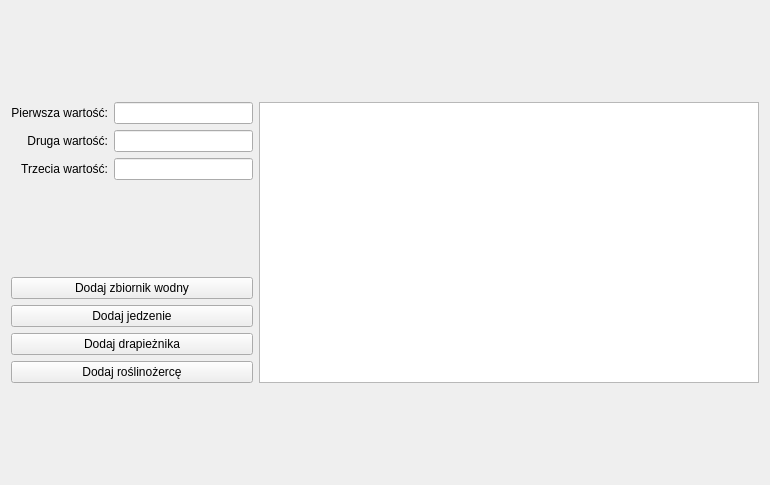
Qt form src/TrueLife/View/paramwidget.ui (ppawel11/True-Life) before a commit.
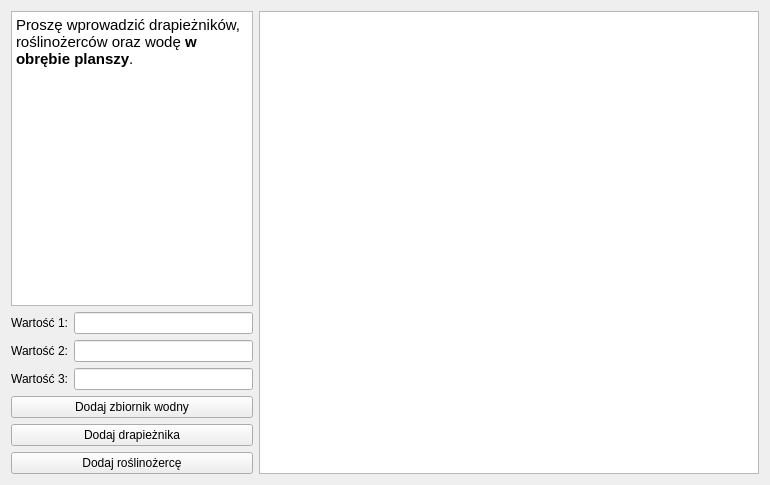
The same form after that commit.

What changed in the file:
```diff
--- a/src/TrueLife/View/paramwidget.ui
+++ b/src/TrueLife/View/paramwidget.ui
@@ -15,11 +15,35 @@
   </property>
   <layout class="QGridLayout" name="gridLayout_2">
    <item row="0" column="0">
+    <widget class="QTextEdit" name="textEdit">
+     <property name="html">
+      <string>&lt;!DOCTYPE HTML PUBLIC &quot;-//W3C//DTD HTML 4.0//EN&quot; &quot;http://www.w3.org/TR/REC-html40/strict.dtd&quot;&gt;
+&lt;html&gt;&lt;head&gt;&lt;meta name=&quot;qrichtext&quot; content=&quot;1&quot; /&gt;&lt;style type=&quot;text/css&quot;&gt;
+p, li { white-space: pre-wrap; }
+&lt;/style&gt;&lt;/head&gt;&lt;body style=&quot; font-family:'Ubuntu'; font-size:11pt; font-weight:400; font-style:normal;&quot;&gt;
+&lt;p style=&quot; margin-top:0px; margin-bottom:0px; margin-left:0px; margin-right:0px; -qt-block-indent:0; text-indent:0px;&quot;&gt;Proszę wprowadzić drapieżników, roślinożerców oraz wodę &lt;span style=&quot; font-weight:600;&quot;&gt;w obrębie planszy&lt;/span&gt;.&lt;/p&gt;&lt;/body&gt;&lt;/html&gt;</string>
+     </property>
+     <property name="textInteractionFlags">
+      <set>Qt::TextSelectableByKeyboard|Qt::TextSelectableByMouse</set>
+     </property>
+    </widget>
+   </item>
+   <item row="0" column="1" rowspan="3">
+    <widget class="QGraphicsView" name="graphicsView">
+     <property name="minimumSize">
+      <size>
+       <width>500</width>
+       <height>0</height>
+      </size>
+     </property>
+    </widget>
+   </item>
+   <item row="1" column="0">
     <layout class="QGridLayout" name="gridLayout">
      <item row="0" column="0">
       <widget class="QLabel" name="label">
        <property name="text">
-        <string>Pierwsza wartość:</string>
+        <string>Wartość 1:</string>
        </property>
        <property name="alignment">
         <set>Qt::AlignRight|Qt::AlignTrailing|Qt::AlignVCenter</set>
@@ -32,7 +56,7 @@
      <item row="1" column="0">
       <widget class="QLabel" name="label_2">
        <property name="text">
-        <string>Druga wartość:</string>
+        <string>Wartość 2:</string>
        </property>
        <property name="alignment">
         <set>Qt::AlignRight|Qt::AlignTrailing|Qt::AlignVCenter</set>
@@ -45,7 +69,7 @@
      <item row="2" column="0">
       <widget class="QLabel" name="label_3">
        <property name="text">
-        <string>Trzecia wartość:</string>
+        <string>Wartość 3:</string>
        </property>
        <property name="alignment">
         <set>Qt::AlignRight|Qt::AlignTrailing|Qt::AlignVCenter</set>
@@ -57,17 +81,7 @@
      </item>
     </layout>
    </item>
-   <item row="0" column="1" rowspan="2">
-    <widget class="QGraphicsView" name="graphicsView">
-     <property name="minimumSize">
-      <size>
-       <width>500</width>
-       <height>0</height>
-      </size>
-     </property>
-    </widget>
-   </item>
-   <item row="1" column="0">
+   <item row="2" column="0">
     <layout class="QVBoxLayout" name="verticalLayout">
      <item>
       <widget class="QPushButton" name="pushButton">
@@ -77,14 +91,7 @@
       </widget>
      </item>
      <item>
-      <widget class="QPushButton" name="pushButton_2">
-       <property name="text">
-        <string>Dodaj jedzenie</string>
-       </property>
-      </widget>
-     </item>
-     <item>
-      <widget class="QPushButton" name="pushButton_3">
+      <widget class="QPushButton" name="addPredatorButton">
        <property name="text">
         <string>Dodaj drapieżnika</string>
        </property>
```
Left out of the diff: 4 changed lines with no effect on the pictures.
